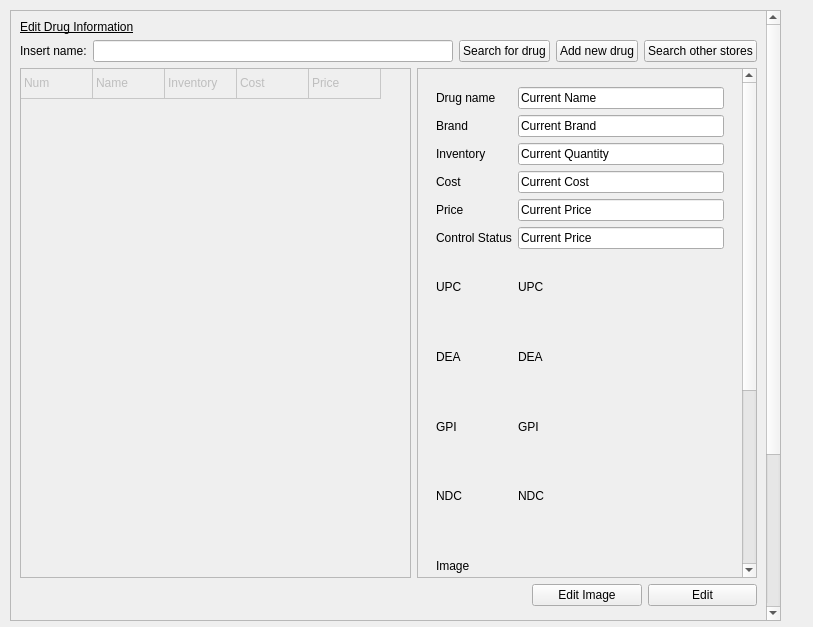
Qt form managementscreen.ui (WNewsome/Pharmaceutical-Point-of-Sale) before a commit.
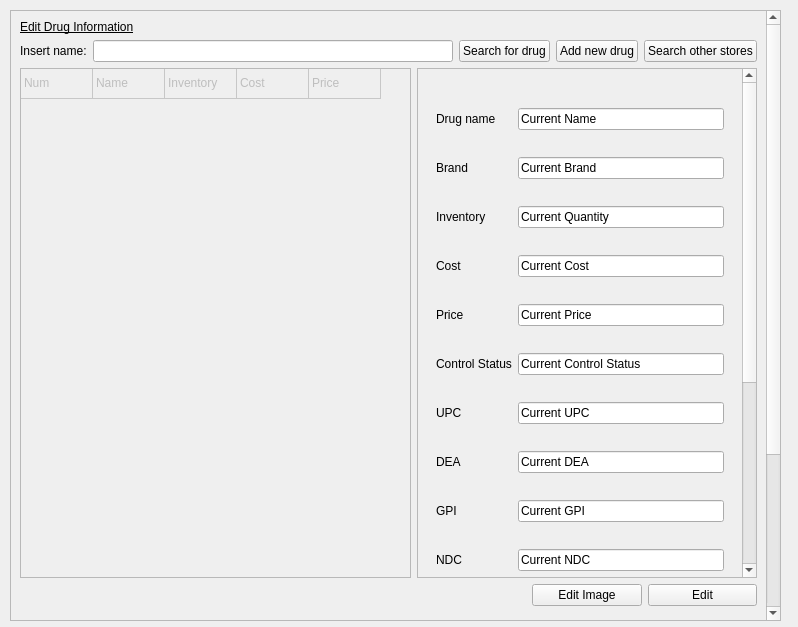
The same form after that commit.

The edit to the form file:
```diff
--- a/managementscreen.ui
+++ b/managementscreen.ui
@@ -6,7 +6,7 @@
    <rect>
     <x>0</x>
     <y>0</y>
-    <width>813</width>
+    <width>798</width>
     <height>627</height>
    </rect>
   </property>
@@ -159,7 +159,7 @@
           <x>0</x>
           <y>0</y>
           <width>320</width>
-          <height>799</height>
+          <height>822</height>
          </rect>
         </property>
         <layout class="QVBoxLayout" name="verticalLayout">
@@ -175,13 +175,6 @@
             </size>
            </property>
            <layout class="QGridLayout" name="gridLayout_8">
-            <item row="11" column="0">
-             <widget class="QLabel" name="imagelabel">
-              <property name="text">
-               <string>Image</string>
-              </property>
-             </widget>
-            </item>
             <item row="10" column="0">
              <widget class="QLabel" name="ndclabel">
               <property name="text">
@@ -224,13 +217,6 @@
               </property>
              </widget>
             </item>
-            <item row="9" column="1">
-             <widget class="QLabel" name="GPI_5">
-              <property name="text">
-               <string>GPI</string>
-              </property>
-             </widget>
-            </item>
             <item row="8" column="0">
              <widget class="QLabel" name="dealabel">
               <property name="text">
@@ -252,13 +238,6 @@
               </property>
              </widget>
             </item>
-            <item row="7" column="1">
-             <widget class="QLabel" name="UPCs">
-              <property name="text">
-               <string>UPC</string>
-              </property>
-             </widget>
-            </item>
             <item row="5" column="0">
              <widget class="QLabel" name="pricelabel">
               <property name="text">
@@ -267,9 +246,9 @@
              </widget>
             </item>
             <item row="10" column="1">
-             <widget class="QLabel" name="NPCs">
+             <widget class="QLineEdit" name="NDCs">
               <property name="text">
-               <string>NDC</string>
+               <string>Current NDC</string>
               </property>
              </widget>
             </item>
@@ -287,6 +266,13 @@
               </property>
              </widget>
             </item>
+            <item row="7" column="1">
+             <widget class="QLineEdit" name="UPCs">
+              <property name="text">
+               <string>Current UPC</string>
+              </property>
+             </widget>
+            </item>
             <item row="4" column="1">
              <widget class="QLineEdit" name="cost">
               <property name="text">
@@ -294,6 +280,13 @@
               </property>
              </widget>
             </item>
+            <item row="6" column="1">
+             <widget class="QLineEdit" name="controls">
+              <property name="text">
+               <string>Current Control Status</string>
+              </property>
+             </widget>
+            </item>
             <item row="9" column="0">
              <widget class="QLabel" name="gpilabel">
               <property name="text">
@@ -301,10 +294,17 @@
               </property>
              </widget>
             </item>
+            <item row="9" column="1">
+             <widget class="QLineEdit" name="GPIs">
+              <property name="text">
+               <string>Current GPI</string>
+              </property>
+             </widget>
+            </item>
             <item row="8" column="1">
-             <widget class="QLabel" name="DEA_5">
+             <widget class="QLineEdit" name="DEAs">
               <property name="text">
-               <string>DEA</string>
+               <string>Current DEA</string>
               </property>
              </widget>
             </item>
@@ -315,13 +315,6 @@
               </property>
              </widget>
             </item>
-            <item row="6" column="1">
-             <widget class="QLineEdit" name="controls">
-              <property name="text">
-               <string>Current Price</string>
-              </property>
-             </widget>
-            </item>
            </layout>
            <zorder>quantity</zorder>
            <zorder>GPI_5</zorder>
@@ -344,6 +337,17 @@
            <zorder>brands</zorder>
            <zorder>cost</zorder>
            <zorder>controls</zorder>
+           <zorder>UPCs</zorder>
+           <zorder>DEAs</zorder>
+           <zorder>GPIs</zorder>
+           <zorder>NDCs</zorder>
+          </widget>
+         </item>
+         <item>
+          <widget class="QLabel" name="imagelabel">
+           <property name="text">
+            <string>Image</string>
+           </property>
           </widget>
          </item>
          <item>
```
Left out of the diff: 5 changed lines with no effect on the pictures.
